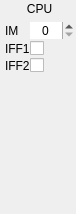
This is ui/dbgwidgets/form_cpu.ui in samstyle/Xpeccy as Qt 5 draws it before an edit. The edited form follows.
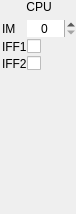
This is the edited form.

Diff of the .ui file:
```diff
--- a/ui/dbgwidgets/form_cpu.ui
+++ b/ui/dbgwidgets/form_cpu.ui
@@ -15,13 +15,13 @@
   </property>
   <layout class="QVBoxLayout" name="verticalLayout">
    <property name="leftMargin">
-    <number>5</number>
+    <number>2</number>
    </property>
    <property name="topMargin">
-    <number>2</number>
+    <number>0</number>
    </property>
    <property name="rightMargin">
-    <number>2</number>
+    <number>0</number>
    </property>
    <property name="bottomMargin">
     <number>2</number>
```
